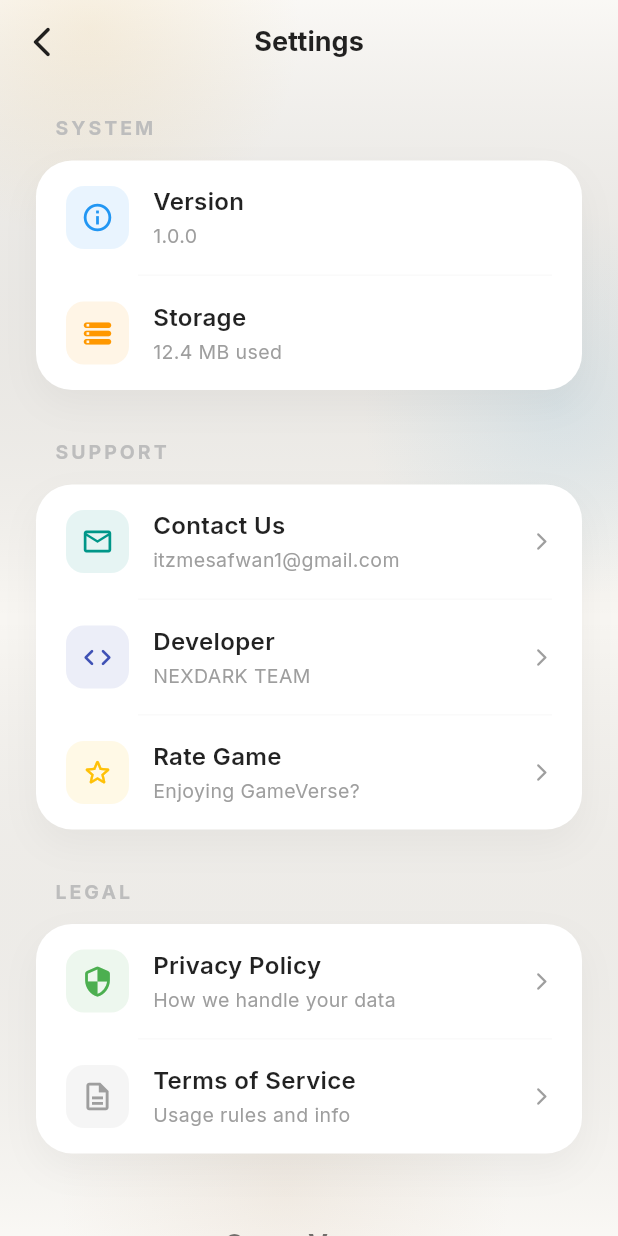
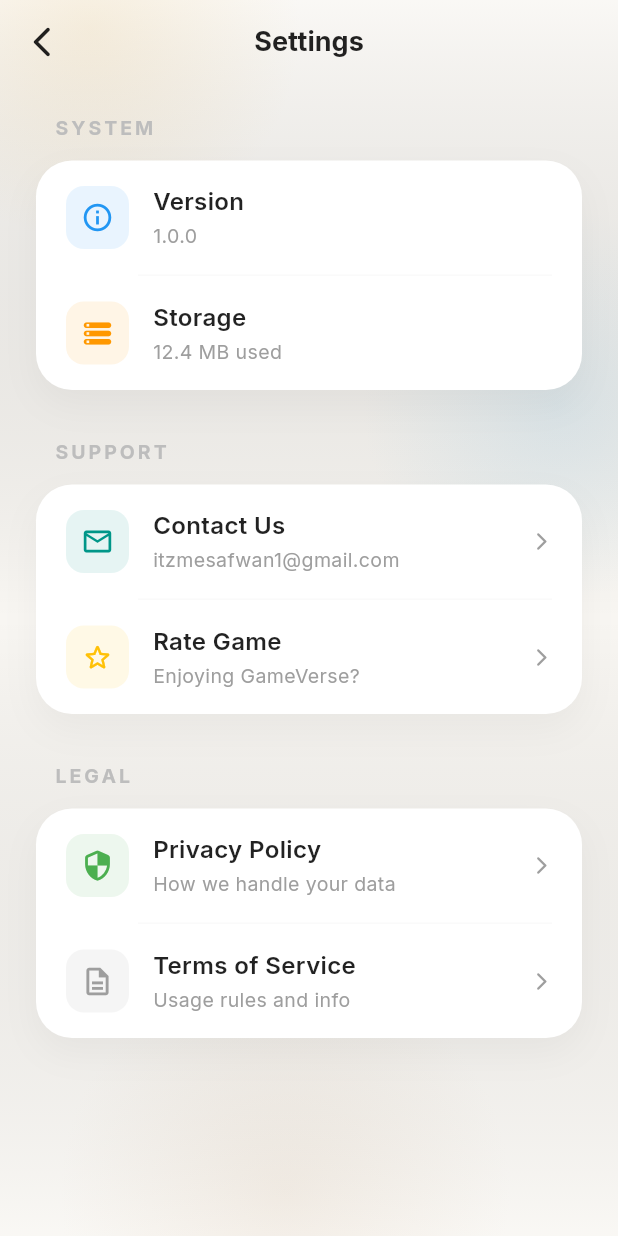
Before and after one commit to MohammedSafwan10/gameverse, a Flutter app: the SettingsScreen screen opened by its route, on a phone screen of 412 x 824 dp. Run offline on Flutter 3.47's test engine with Material 3 defaults, Android fonts, the phone set to English and light mode, and no system bars; drawn by our look-alikes of flutter_animate; our stand-ins replace audioplayers, confetti, equatable, get, get_storage, google_fonts and 2 more; accounts and stored records are empty.

Commit message:
refactor: remove developer attribution from utility screens

```diff
--- a/lib/screens/settings/settings_screen.dart
+++ b/lib/screens/settings/settings_screen.dart
@@ -73,14 +73,6 @@ class SettingsScreen extends StatelessWidget {
                   ),
                   _buildDivider(),
                   _buildSettingTile(
-                    'Developer',
-                    'NEXDARK TEAM',
-                    Icons.code_rounded,
-                    Colors.indigo,
-                    onTap: () {},
-                  ),
-                  _buildDivider(),
-                  _buildSettingTile(
                     'Rate Game',
                     'Enjoying GameVerse?',
                     Icons.star_outline_rounded,
@@ -111,32 +103,6 @@ class SettingsScreen extends StatelessWidget {
                   ),
                 ]),
 
-                const SizedBox(height: 48),
-
-                // App Footer
-                Center(
-                  child: Column(
-                    children: [
-                      const Text(
-                        'GameVerse',
-                        style: TextStyle(
-                          fontSize: 18,
-                          fontWeight: FontWeight.bold,
-                          letterSpacing: 1.5,
-                          color: Colors.black54,
-                        ),
-                      ),
-                      const SizedBox(height: 8),
-                      Text(
-                        'Built with ❤️ by NEXDARK',
-                        style: TextStyle(
-                          fontSize: 12,
-                          color: Colors.grey[400],
-                        ),
-                      ),
-                    ],
-                  ),
-                ),
                 const SizedBox(height: 40),
               ],
             ),
```
Also changed, not shown: lib/screens/profile/profile_screen.dart (+18 -14 lines), docs/mockups/settings-premium-v1.png (deleted), docs/mockups/settings-premium-v2.png (added).
